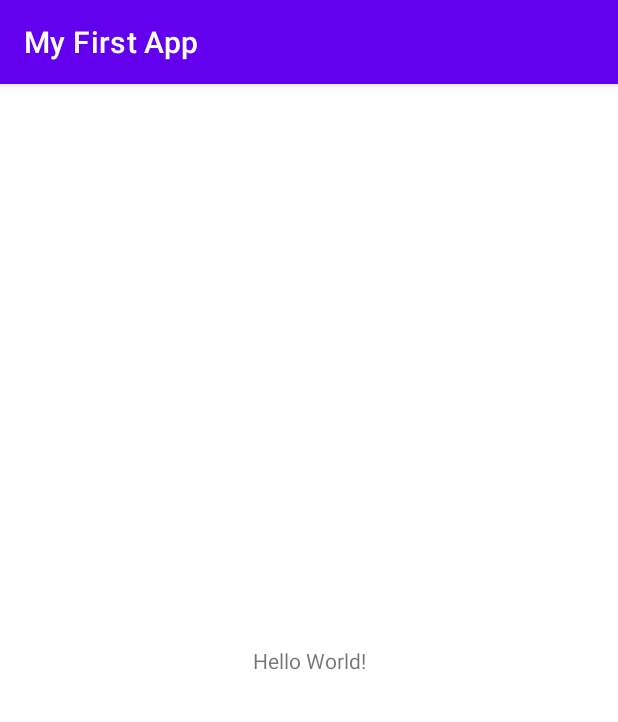
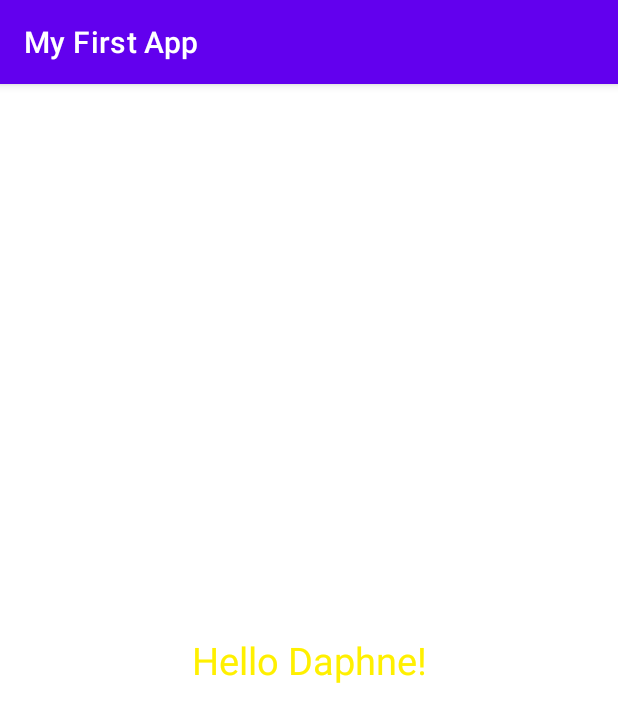
Before and after one commit to daphnekimyh/Android, an Android app: the screen it shows after launch (MainActivity), on a phone screen of 412 x 824 dp. Shown: the top 722 px of the screen. Run offline under Robolectric (Android 15) with nearby library versions, the phone set to English and light mode, and no system bars.

Commit message:
first commit

```diff
--- a/app/src/main/res/layout/activity_main.xml
+++ b/app/src/main/res/layout/activity_main.xml
@@ -9,7 +9,10 @@
     <TextView
         android:layout_width="wrap_content"
         android:layout_height="wrap_content"
-        android:text="Hello World!"
+        android:text="Hello Daphne!"
+        android:textColor="#FFF000"
+        android:textSize="25sp"
+        android:textAppearance="@style/TextAppearance.AppCompat.Body1"
         app:layout_constraintBottom_toBottomOf="parent"
         app:layout_constraintLeft_toLeftOf="parent"
         app:layout_constraintRight_toRightOf="parent"
```
